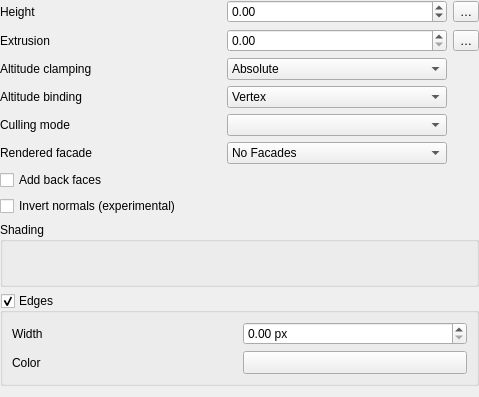
The window that src/ui/3d/polygon3dsymbolwidget.ui (carsmie/QGIS) describes before a commit, drawn with Qt 5.
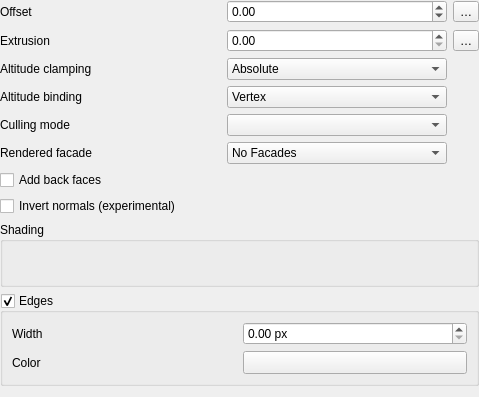
The same window after the commit. Custom widgets are drawn as their Qt base class.

Commit message:
qgspolygon3dsymbolwidget: Rename height property to offset
See the previous commits.

The edit to the form file:
```diff
--- a/src/ui/3d/polygon3dsymbolwidget.ui
+++ b/src/ui/3d/polygon3dsymbolwidget.ui
@@ -220,7 +220,7 @@
    <item row="0" column="0">
     <widget class="QLabel" name="label">
      <property name="text">
-      <string>Height</string>
+      <string>Offset</string>
      </property>
     </widget>
    </item>
```
Left out of the diff: 6 changed lines with no effect on the pictures. The commit also changes 1 other file.
